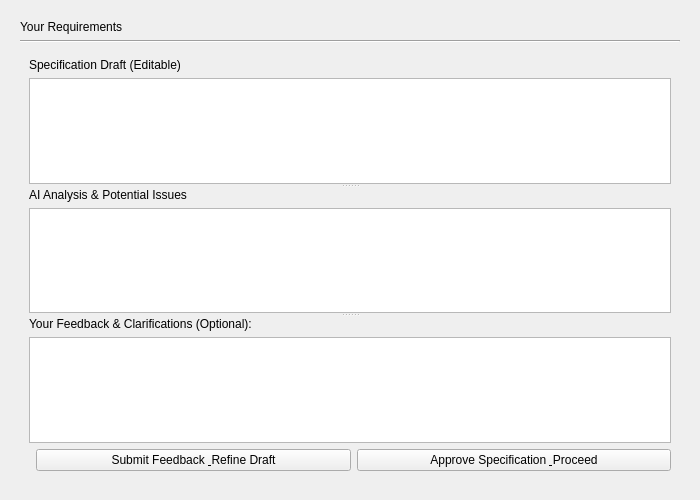
Qt form gui/spec_elaboration_page.ui (mariolewis/asdf_factory) before a commit.
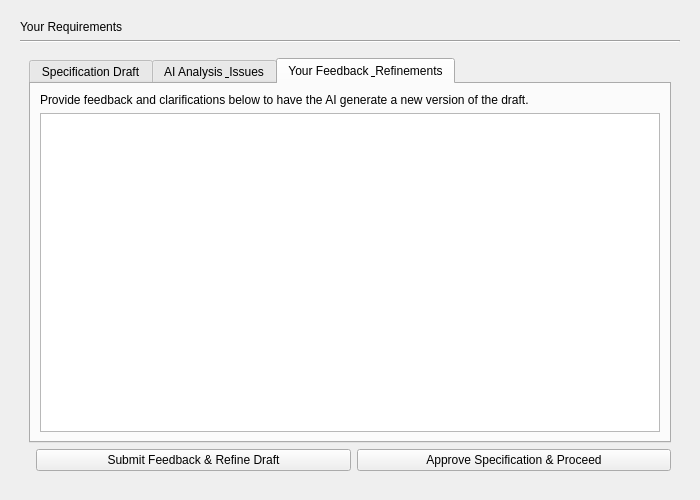
The same form after that commit. The open tabs and pages were chosen to show the change.

Commit message: fix: Resolve UI formatting and critical bugs in spec generation workflows

Patch:
```diff
--- a/gui/spec_elaboration_page.ui
+++ b/gui/spec_elaboration_page.ui
@@ -288,35 +288,24 @@
       </layout>
      </widget>
      <widget class="QWidget" name="finalReviewPage">
-      <layout class="QGridLayout" name="gridLayout_2" rowstretch="1,0" columnstretch="0">
-      <item row="0" column="0">
-      <widget class="QSplitter" name="splitter">
-      <property name="orientation">
-         <enum>Qt::Vertical</enum>
-      </property>
-      <widget class="QWidget" name="specDraftPane">
+      <layout class="QVBoxLayout" name="verticalLayout_6">
+       <item>
+        <widget class="QTabWidget" name="reviewTabWidget">
+         <widget class="QWidget" name="specDraftTab">
+          <attribute name="title">
+           <string>Specification Draft</string>
+          </attribute>
          <layout class="QVBoxLayout" name="verticalLayout_7">
-         <item>
-         <widget class="QLabel" name="specDraftLabel">
-            <property name="text">
-            <string>Specification Draft (Editable)</string>
-            </property>
-         </widget>
-         </item>
          <item>
          <widget class="QTextEdit" name="specDraftTextEdit"/>
          </item>
          </layout>
       </widget>
-      <widget class="QWidget" name="aiIssuesPane">
+         <widget class="QWidget" name="aiIssuesTab">
+          <attribute name="title">
+           <string>AI Analysis &amp; Issues</string>
+          </attribute>
          <layout class="QVBoxLayout" name="verticalLayout_8">
-         <item>
-         <widget class="QLabel" name="aiIssuesLabel">
-            <property name="text">
-            <string>AI Analysis &amp; Potential Issues</string>
-            </property>
-         </widget>
-         </item>
          <item>
          <widget class="QTextEdit" name="aiIssuesTextEdit">
             <property name="readOnly">
@@ -326,12 +315,18 @@
          </item>
          </layout>
       </widget>
-      <widget class="QWidget" name="feedbackPane">
+         <widget class="QWidget" name="feedbackTab">
+          <attribute name="title">
+           <string>Your Feedback &amp; Refinements</string>
+          </attribute>
          <layout class="QVBoxLayout" name="verticalLayout_10">
          <item>
          <widget class="QLabel" name="feedbackLabel">
             <property name="text">
-            <string>Your Feedback &amp; Clarifications (Optional):</string>
+              <string>Provide feedback and clarifications below to have the AI generate a new version of the draft.</string>
+             </property>
+             <property name="wordWrap">
+              <bool>true</bool>
             </property>
          </widget>
          </item>
@@ -342,7 +337,7 @@
       </widget>
       </widget>
       </item>
-      <item row="1" column="0">
+       <item>
       <layout class="QHBoxLayout" name="horizontalLayout_2">
       <item>
          <spacer name="horizontalSpacer_3">
@@ -354,14 +349,14 @@
       <item>
          <widget class="QPushButton" name="submitFeedbackButton">
          <property name="text">
-         <string>Submit Feedback &amp; Refine Draft</string>
+            <string>Submit Feedback &amp;&amp; Refine Draft</string>
          </property>
          </widget>
       </item>
       <item>
          <widget class="QPushButton" name="approveSpecButton">
          <property name="text">
-         <string>Approve Specification &amp; Proceed</string>
+            <string>Approve Specification &amp;&amp; Proceed</string>
          </property>
          </widget>
       </item>
```
Left out of the diff: 2 changed lines with no effect on the pictures. Lines whose indentation alone changed are shown as unchanged. The commit also changes 26 other files.
